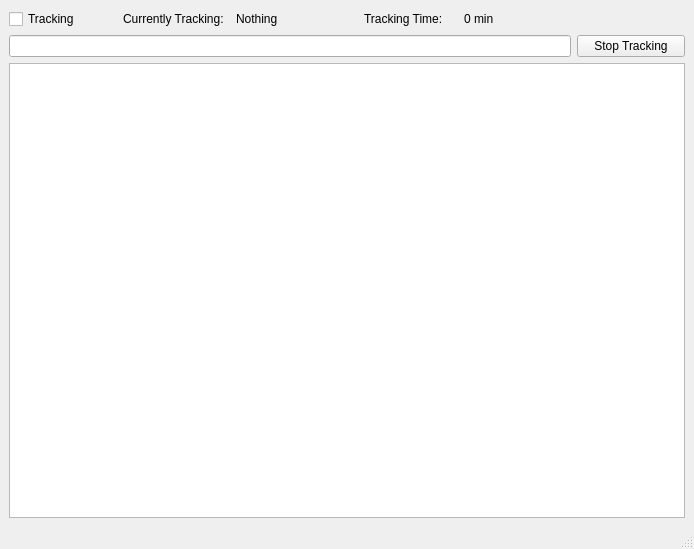
Above: ui/qamster.ui from Narfinger/qamster before the change. Below: the same form after it.
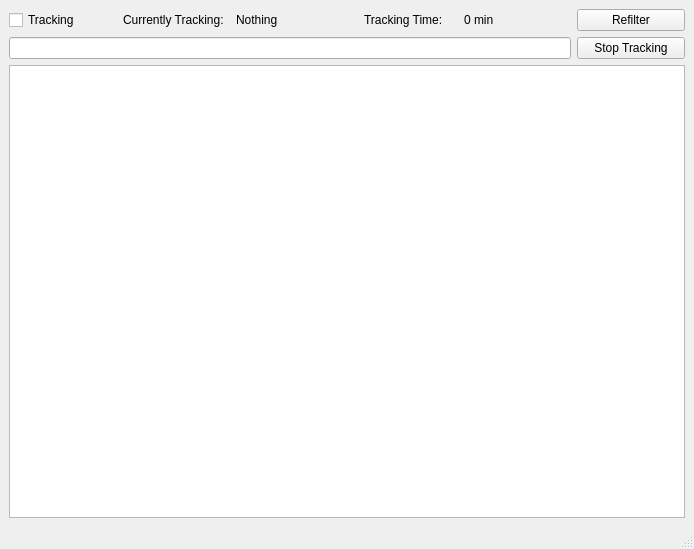
That is the form after the change. Custom widgets are drawn as their Qt base class.

Diff of the .ui file:
```diff
--- a/ui/qamster.ui
+++ b/ui/qamster.ui
@@ -63,6 +63,13 @@
     <item row="1" column="0" colspan="5">
      <widget class="QLineEdit" name="activityEdit"/>
     </item>
+    <item row="0" column="5">
+     <widget class="QPushButton" name="refilterButton">
+      <property name="text">
+       <string>Refilter</string>
+      </property>
+     </widget>
+    </item>
    </layout>
   </widget>
   <widget class="QMenuBar" name="menubar">
```
Left out of the diff: 58 changed lines with no effect on the pictures.
